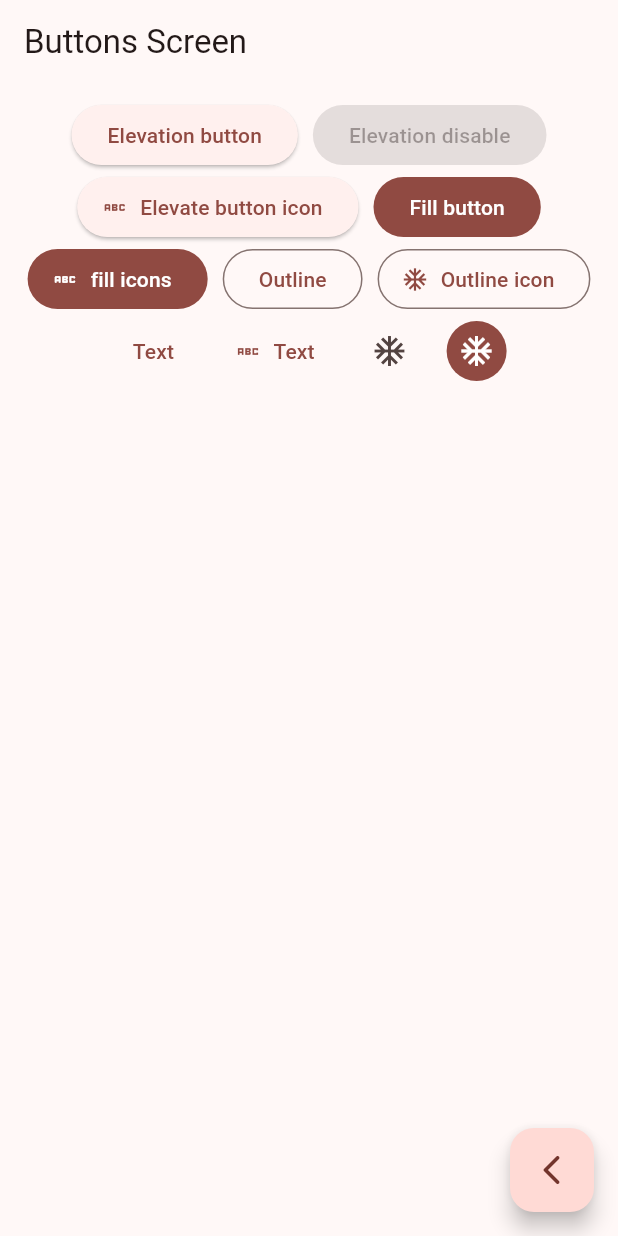
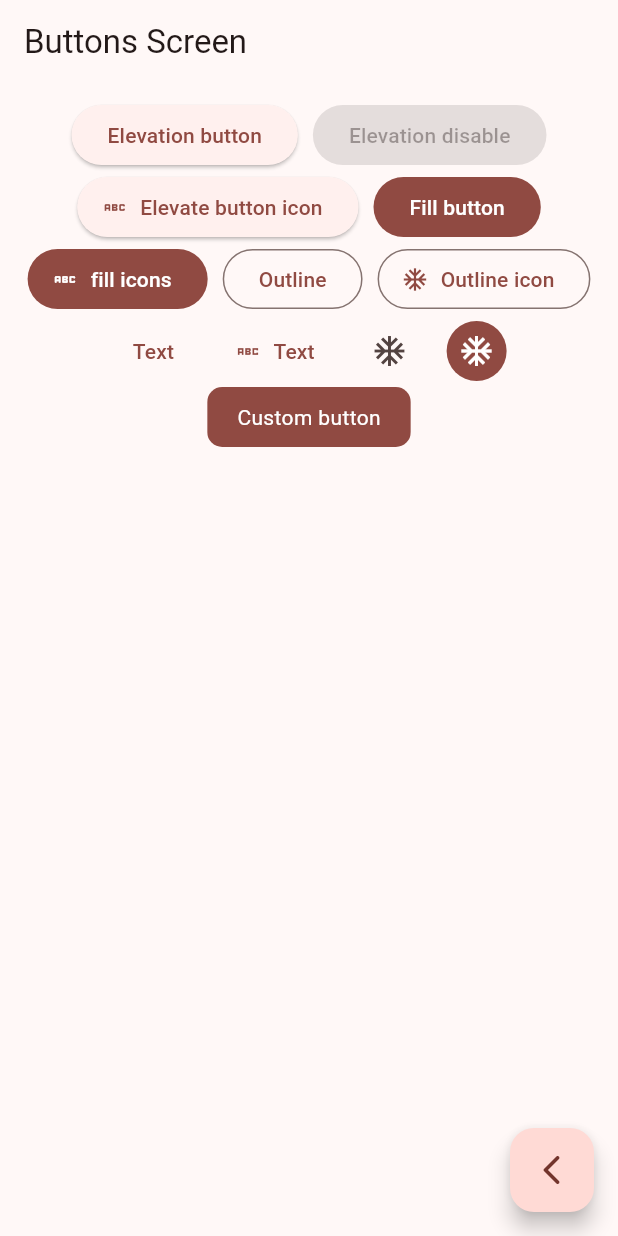
Before and after one commit to UrielCisneros/widgets_app, a Flutter app: the ButtonsScreen screen opened by its route, on a phone screen of 412 x 824 dp. Run offline on Flutter 3.47's test engine with Material 2 defaults, Android fonts, the phone set to English and light mode, and no system bars; our stand-ins replace go_router.

Commit message:
Add custom button

```diff
--- a/lib/presentation/screens/buttons/buttons_screen.dart
+++ b/lib/presentation/screens/buttons/buttons_screen.dart
@@ -69,9 +69,35 @@ class _HomeView extends StatelessWidget {
                   backgroundColor: MaterialStatePropertyAll(themeColor.primary),
                   iconColor: const MaterialStatePropertyAll(Colors.white)),
             ),
+            const CustomButton(),
           ],
         ),
       ),
     );
   }
 }
+
+class CustomButton extends StatelessWidget {
+  const CustomButton({super.key});
+
+  @override
+  Widget build(BuildContext context) {
+    final colorsTheme = Theme.of(context).colorScheme;
+
+    return ClipRRect(
+      borderRadius: BorderRadius.circular(10),
+      child: Material(
+        color: colorsTheme.primary,
+        child: InkWell(
+          onTap: () {},
+          child: const Padding(
+              padding: EdgeInsets.symmetric(horizontal: 20, vertical: 10),
+              child: Text(
+                "Custom button",
+                style: TextStyle(color: Colors.white),
+              )),
+        ),
+      ),
+    );
+  }
+}
```
